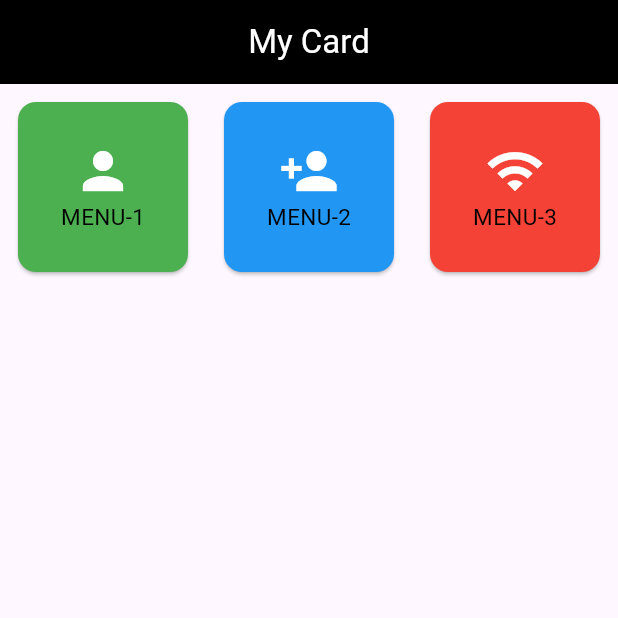
After one commit to FlimFli/dart-week15-C2-2568, a Flutter app: the screen it shows after launch, on a phone screen of 412 x 824 dp, the top half of it. The commit adds this screen. Run offline on Flutter 3.47's test engine with Material 3 defaults, Android fonts, the phone set to English and light mode, and no system bars.

Commit message:
Card Widget

```diff
--- a/lib/main.dart
+++ b/lib/main.dart
@@ -1,7 +1,9 @@
 
 import 'package:flutter/material.dart';
+import 'package:flutter_week15/card_page.dart';
 import 'package:flutter_week15/column_page.dart';
 import 'package:flutter_week15/home.dart';
+import 'package:flutter_week15/mycard.dart';
 import 'package:flutter_week15/row_page.dart';
 import 'package:flutter_week15/listview_menu.dart';
 
@@ -17,7 +19,7 @@ class MyApp extends StatelessWidget{
 Widget build(BuildContext context) {
   return MaterialApp(
     title: 'flutter App',
-    home: listview_menu(),
+    home: MyCardPage(),
   );
 }
 }
--- /dev/null
+++ b/lib/mycard.dart
@@ -0,0 +1,60 @@
+import 'package:flutter/material.dart';
+
+class ListMenu {
+  final String? title;
+  final IconData? icon;
+  final Color? bkColor;
+
+  ListMenu({required this.title, required this.icon, required this.bkColor});
+}
+
+List<ListMenu> menus = [
+  ListMenu(title: "MENU-1", icon: Icons.person, bkColor: Colors.green),
+  ListMenu(title: "MENU-2", icon: Icons.person_add, bkColor: Colors.blue),
+  ListMenu(title: "MENU-3", icon: Icons.wifi, bkColor: Colors.red),
+];
+
+class MyCardPage extends StatelessWidget{
+  const MyCardPage ({super.key});
+
+  @override
+  Widget build(BuildContext context) {
+    return Scaffold(
+      appBar: AppBar(
+        centerTitle: true,
+        backgroundColor: Colors.black,
+        title: Text("My Card", style: TextStyle(color: Colors.white),),
+      ),
+
+      body: Container(
+        child: GridView.count(
+          crossAxisCount: 3,
+          children: List.generate(menus.length, (index){
+            return Card(
+            color: menus[index].bkColor,
+            margin: EdgeInsets.all(12.0),
+            child: InkWell(
+              onTap:() {
+                debugPrint(menus[index].title);
+              },
+              child: Center(
+                child: Column(
+                  mainAxisSize: MainAxisSize.min,
+                  children: [
+                    Icon(
+                      menus[index].icon,
+                      size: 40,
+                      color: Colors.white,),
+                    Text("${menus[index].title}", style: TextStyle(fontSize: 15, color: Colors.black)),
+                  ],
+                ),
+              ),
+            ),
+            );
+          }),
+      ),
+      ),
+
+    );
+  }
+}
```
Also changed, not shown: lib/card_page.dart (added, +38 -0 lines).
